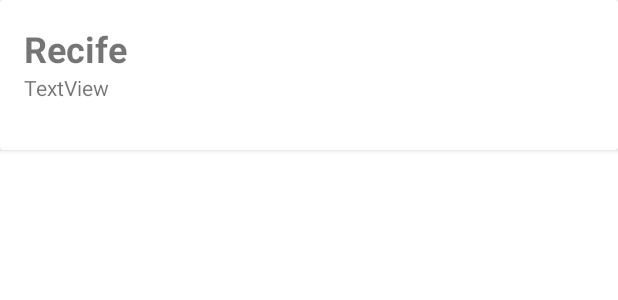
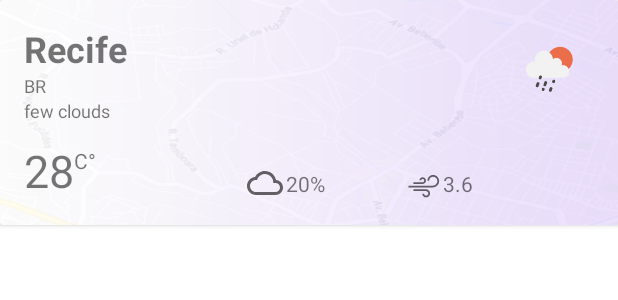
Before and after one commit to tarcisiocipriano/android-my-weather, an Android app: the layout item_city.xml on its own in the app's theme, with its tools: preview values and no code run, on a phone screen of 412 x 824 dp. Shown: the top 300 px of the screen. Run offline under Robolectric (Android 15) with nearby library versions, the phone set to English and light mode, and no system bars.

Commit message:
finish the city item layout, bring needed properties from the api, implement in the item fields

```diff
--- a/app/src/main/java/com/example/my_weather/data/remote/model/FindResult.kt
+++ b/app/src/main/java/com/example/my_weather/data/remote/model/FindResult.kt
@@ -17,6 +17,9 @@ data class City(
     @SerializedName("id")
     var id: Long,
 
+    @SerializedName("main")
+    var main: Main,
+
     @SerializedName("name")
     var name: String,
 
@@ -24,7 +27,13 @@ data class City(
     var country: Country,
 
     @SerializedName("weather")
-    var weathers: List<Weather>
+    var weathers: List<Weather>,
+
+    @SerializedName("wind")
+    var wind: Wind,
+
+    @SerializedName("clouds")
+    var clouds: Clouds
 )
 
 data class Country(
@@ -42,3 +51,18 @@ data class Weather(
     @SerializedName("icon")
     var icon: String
 )
+
+data class Main(
+    @SerializedName("temp")
+    var temperature: String,
+)
+
+data class Wind(
+    @SerializedName("speed")
+    var speed: Double
+)
+
+data class Clouds(
+    @SerializedName("all")
+    var percentage: Int
+)
--- a/app/src/main/java/com/example/my_weather/ui/main/search/SearchAdapter.kt
+++ b/app/src/main/java/com/example/my_weather/ui/main/search/SearchAdapter.kt
@@ -5,10 +5,13 @@ import android.view.ViewGroup
 import androidx.recyclerview.widget.DiffUtil
 import androidx.recyclerview.widget.ListAdapter
 import androidx.recyclerview.widget.RecyclerView
+import coil.load
+import com.example.my_weather.R
 import com.example.my_weather.data.remote.model.City
 import com.example.my_weather.databinding.ItemCityBinding
+import com.example.my_weather.util.SharedPrefsUtils
 
-class SearchAdapter: ListAdapter<City, SearchAdapter.ViewHolder>(SearchDiff()) {
+class SearchAdapter(): ListAdapter<City, SearchAdapter.ViewHolder>(SearchDiff()) {
 
     override fun onCreateViewHolder(parent: ViewGroup, viewType: Int): ViewHolder {
         val binding = ItemCityBinding.inflate(
@@ -29,11 +32,20 @@ class SearchAdapter: ListAdapter<City, SearchAdapter.ViewHolder>(SearchDiff()) {
             val imgUrl = "http://openweathermap.org/img/wn/${city.weathers[0].icon}@4x.png"
 
             binding.tvCityName.text = city.name
-            binding.tvCountry.text = city.country.name
-//            binding.imgWeather.load(imgUrl) {
-//                  crossfade(true)
-//                  placeholder(R.drawable.ic_image)
-//            }
+            binding.tvCountryName.text = city.country.name
+            binding.tvWeatherCondition.text = city.weathers[0].description
+            binding.ivWeather.load(imgUrl) {
+                  crossfade(true)
+                  placeholder(R.drawable.ic_weather_placeholder)
+            }
+            binding.tvTemperatureAmount.text = city.main.temperature
+            binding.tvTemperatureUnit.text = when (SharedPrefsUtils.getTempUnitSearched()) {
+                "metric" -> "C°"
+                "imperial" -> "F°"
+                else -> ""
+            }
+            binding.tvCloudPercentage.text = city.clouds.percentage.toString()
+            binding.tvWindSpeed.text = city.wind.speed.toString()
         }
     }
 
--- a/app/src/main/java/com/example/my_weather/ui/main/search/SearchFragment.kt
+++ b/app/src/main/java/com/example/my_weather/ui/main/search/SearchFragment.kt
@@ -14,20 +14,25 @@ import com.example.my_weather.databinding.FragmentSearchBinding
 import com.example.my_weather.extension.isInternetAvailable
 import com.example.my_weather.extension.toPx
 import com.example.my_weather.util.MarginItemDecoration
+import com.example.my_weather.util.SharedPrefsUtils
 import retrofit2.Call
 import retrofit2.Callback
 import retrofit2.Response
 
 class SearchFragment: Fragment() {
 
+    companion object {
+        private const val TAG = "SearchFragment"
+    }
+
     private lateinit var binding: FragmentSearchBinding
 
     private val searchAdapter by lazy { SearchAdapter() }
 
     override fun onCreateView(
-        inflater: LayoutInflater,
-        container: ViewGroup?,
-        savedInstanceState: Bundle?
+            inflater: LayoutInflater,
+            container: ViewGroup?,
+            savedInstanceState: Bundle?
     ): View? {
         binding = FragmentSearchBinding.inflate(layoutInflater, container, false)
         return binding.root
@@ -41,18 +46,18 @@ class SearchFragment: Fragment() {
     private fun findCity() {
         if (requireContext().isInternetAvailable()) {
             val call = RetrofitManager.getOpenWeatherService().findCity(
-                binding.edtSearch.text.toString(),
-                "metric",
-                "pt",
-                "989c2cec50552dd532208380980ea229"
+                    binding.edtSearch.text.toString(),
+                    SharedPrefsUtils.getString(this.requireContext(), SharedPrefsUtils.UNIT_KEY),
+                    SharedPrefsUtils.getString(this.requireContext(), SharedPrefsUtils.LANG_KEY),
+                    "989c2cec50552dd532208380980ea229"
             )
             call.enqueue(object : Callback<FindResult> {
                 override fun onResponse(call: Call<FindResult>, response: Response<FindResult>) {
                     if (response.isSuccessful) {
                         searchAdapter.submitList(response.body()?.cities)
-                        response.body()?.cities?.forEach {
-                            Log.d(TAG, "onResponse: $it")
-                        }
+//                        response.body()?.cities?.forEach {
+//                            Log.d(TAG, "onResponse: $it")
+//                        }
                     } else {
                         Log.w(TAG, "onResponse: ${response.message()} ")
                     }
@@ -76,11 +81,8 @@ class SearchFragment: Fragment() {
 
         binding.btnSearch.setOnClickListener {
             findCity()
+            SharedPrefsUtils.updateTempUnitSearched(this.requireContext())
         }
     }
 
-    companion object {
-        private const val TAG = "SearchFragment"
-    }
-
 }
--- /dev/null
+++ b/app/src/main/java/com/example/my_weather/util/SharedPrefsUtils.kt
@@ -0,0 +1,26 @@
+package com.example.my_weather.util
+
+import android.content.Context
+import android.content.SharedPreferences
+import androidx.preference.PreferenceManager
+
+class SharedPrefsUtils {
+    companion object {
+        const val UNIT_KEY = "pref_temp_key"
+        const val LANG_KEY = "pref_lang_key"
+        private lateinit var currentTempUnitSearched: String
+
+        fun getString(context: Context, string: String): String {
+            val sp: SharedPreferences = PreferenceManager.getDefaultSharedPreferences(context)
+            return sp.getString(string, "")!!
+        }
+
+        fun updateTempUnitSearched(context: Context) {
+            currentTempUnitSearched = getString(context, UNIT_KEY)
+        }
+
+        fun getTempUnitSearched(): String {
+            return currentTempUnitSearched
+        }
+    }
+}
--- a/app/src/main/res/layout/item_city.xml
+++ b/app/src/main/res/layout/item_city.xml
@@ -7,36 +7,143 @@
 
     <androidx.constraintlayout.widget.ConstraintLayout
         android:layout_width="match_parent"
-        android:layout_height="wrap_content">
+        android:layout_height="150dp"
+        android:background="@drawable/bg_card">
+
+        <androidx.constraintlayout.widget.Guideline
+            android:id="@+id/guidelineRight"
+            android:layout_width="wrap_content"
+            android:layout_height="wrap_content"
+            android:orientation="vertical"
+            app:layout_constraintGuide_end="16dp" />
+
+        <androidx.constraintlayout.widget.Guideline
+            android:id="@+id/guideline4"
+            android:layout_width="wrap_content"
+            android:layout_height="wrap_content"
+            android:orientation="vertical"
+            app:layout_constraintGuide_percent="0.4" />
+
+        <androidx.constraintlayout.widget.Guideline
+            android:id="@+id/guidelineTop"
+            android:layout_width="wrap_content"
+            android:layout_height="wrap_content"
+            android:orientation="horizontal"
+            app:layout_constraintGuide_begin="16dp" />
+
+        <androidx.constraintlayout.widget.Guideline
+            android:id="@+id/guideline5"
+            android:layout_width="wrap_content"
+            android:layout_height="wrap_content"
+            android:orientation="vertical"
+            app:layout_constraintGuide_percent="0.66" />
+
+        <androidx.constraintlayout.widget.Guideline
+            android:id="@+id/guidelineLeft"
+            android:layout_width="wrap_content"
+            android:layout_height="wrap_content"
+            android:orientation="vertical"
+            app:layout_constraintGuide_begin="16dp" />
+
+        <androidx.constraintlayout.widget.Guideline
+            android:id="@+id/guidelineBottom"
+            android:layout_width="wrap_content"
+            android:layout_height="wrap_content"
+            android:orientation="horizontal"
+            app:layout_constraintGuide_end="16dp" />
 
         <TextView
             android:id="@+id/tvCityName"
             android:layout_width="wrap_content"
             android:layout_height="wrap_content"
-            android:layout_marginStart="16dp"
-            android:layout_marginTop="16dp"
             android:textSize="24sp"
             android:textStyle="bold"
-            app:layout_constraintStart_toStartOf="parent"
-            app:layout_constraintTop_toTopOf="parent"
+            app:layout_constraintStart_toStartOf="@+id/guidelineLeft"
+            app:layout_constraintTop_toTopOf="@+id/guidelineTop"
             tools:text="Recife" />
 
         <TextView
-            android:id="@+id/tvCountry"
+            android:id="@+id/tvCountryName"
             android:layout_width="wrap_content"
             android:layout_height="wrap_content"
-            android:layout_marginStart="16dp"
-            android:text="TextView"
-            app:layout_constraintStart_toStartOf="parent"
-            app:layout_constraintTop_toBottomOf="@+id/tvCityName" />
+            android:textSize="12sp"
+            app:layout_constraintStart_toStartOf="@+id/guidelineLeft"
+            app:layout_constraintTop_toBottomOf="@+id/tvCityName"
+            tools:text="BR" />
+
+        <TextView
+            android:id="@+id/tvWeatherCondition"
+            android:layout_width="wrap_content"
+            android:layout_height="wrap_content"
+            android:textSize="12sp"
+            app:layout_constraintStart_toStartOf="@+id/guidelineLeft"
+            app:layout_constraintTop_toBottomOf="@+id/tvCountryName"
+            tools:text="few clouds" />
 
         <ImageView
-            android:id="@+id/imageView"
-            android:layout_width="100dp"
-            android:layout_height="100dp"
+            android:id="@+id/ivWeather"
+            android:layout_width="60dp"
+            android:layout_height="60dp"
+            android:background="@drawable/ic_weather_placeholder"
             app:layout_constraintBottom_toBottomOf="parent"
-            app:layout_constraintEnd_toEndOf="parent"
-            app:layout_constraintTop_toTopOf="parent" />
+            app:layout_constraintEnd_toStartOf="@+id/guidelineRight"
+            app:layout_constraintTop_toTopOf="@+id/guidelineTop"
+            app:layout_constraintVertical_bias="0.0" />
+
+        <TextView
+            android:id="@+id/tvTemperatureAmount"
+            android:layout_width="wrap_content"
+            android:layout_height="wrap_content"
+            android:textSize="30dp"
+            app:layout_constraintBottom_toTopOf="@+id/guidelineBottom"
+            app:layout_constraintStart_toStartOf="@+id/guidelineLeft"
+            tools:text="28" />
+
+        <TextView
+            android:id="@+id/tvTemperatureUnit"
+            android:layout_width="wrap_content"
+            android:layout_height="wrap_content"
+            android:layout_marginTop="4dp"
+            app:layout_constraintStart_toEndOf="@+id/tvTemperatureAmount"
+            app:layout_constraintTop_toTopOf="@+id/tvTemperatureAmount"
+            tools:text="C°" />
+
+        <ImageView
+            android:id="@+id/imageView2"
+            android:layout_width="wrap_content"
+            android:layout_height="wrap_content"
+            app:layout_constraintBottom_toTopOf="@+id/guidelineBottom"
+            app:layout_constraintStart_toStartOf="@+id/guideline4"
+            app:srcCompat="@drawable/ic_cloud_queue" />
+
+        <TextView
+            android:id="@+id/tvCloudPercentage"
+            android:layout_width="wrap_content"
+            android:layout_height="wrap_content"
+            android:layout_marginStart="2dp"
+            android:layout_marginBottom="2dp"
+            app:layout_constraintBottom_toTopOf="@+id/guidelineBottom"
+            app:layout_constraintStart_toEndOf="@+id/imageView2"
+            tools:text="20%" />
+
+        <ImageView
+            android:id="@+id/imageView3"
+            android:layout_width="wrap_content"
+            android:layout_height="wrap_content"
+            android:layout_marginBottom="2dp"
+            app:layout_constraintBottom_toTopOf="@+id/guidelineBottom"
+            app:layout_constraintStart_toStartOf="@+id/guideline5"
+            app:srcCompat="@drawable/ic_wind" />
+
+        <TextView
+            android:id="@+id/tvWindSpeed"
+            android:layout_width="wrap_content"
+            android:layout_height="wrap_content"
+            android:layout_marginStart="2dp"
+            android:layout_marginBottom="2dp"
+            app:layout_constraintBottom_toTopOf="@+id/guidelineBottom"
+            app:layout_constraintStart_toEndOf="@+id/imageView3"
+            tools:text="3.6" />
 
     </androidx.constraintlayout.widget.ConstraintLayout>
 </androidx.cardview.widget.CardView>
```
